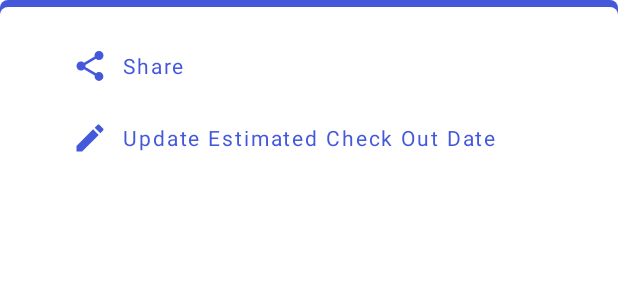
After one commit to npapadopoulos/keys, an Android app: the layout fragment_key_details.xml on its own in the app's theme, with its tools: preview values and no code run, on a phone screen of 412 x 824 dp. The commit adds this screen. Shown: the top 300 px of the screen. Run offline under Robolectric (Android 15) with nearby library versions, the phone set to English and light mode, and no system bars; Roboto replaces fonts that are not available here.

Commit message:
KEYS-28, fixes

```diff
--- a/app/src/main/java/com/property/keys/PropertyDetails.java
+++ b/app/src/main/java/com/property/keys/PropertyDetails.java
@@ -333,7 +333,7 @@ public class PropertyDetails extends AppCompatActivity implements FirebaseAuth.A
                         .build();
 
         findViewById(R.id.progressBar).setVisibility(View.VISIBLE);
-        adapter = new KeyAdapter(options, this, property.getName(), user);
+        adapter = new KeyAdapter(options, this, this.getSupportFragmentManager(), property.getName(), user);
 
         // Scroll to bottom on new messages
         adapter.registerAdapterDataObserver(new RecyclerView.AdapterDataObserver() {
--- a/app/src/main/java/com/property/keys/utils/NotificationUtils.java
+++ b/app/src/main/java/com/property/keys/utils/NotificationUtils.java
@@ -59,7 +59,7 @@ public class NotificationUtils {
                 break;
             }
             case CHECKED_IN: {
-                description = "checked in " + key.getPurpose() + " key of property '" + property.getName() + "' for " + key.getCheckInReason() + (!TextUtils.isEmpty(key.getEstimatedCheckInDate()) ? " and will return back to " + key.getLocation() + " on " + key.getEstimatedCheckInDate() : "") + ".";
+                description = "checked in " + key.getPurpose() + " key of property '" + property.getName() + "' for " + key.getCheckInReason() + (!TextUtils.isEmpty(key.getEstimatedCheckOutDate()) ? " and will return back to " + key.getLocation() + " on " + key.getEstimatedCheckOutDate() : "") + ".";
                 break;
             }
             case CHECKED_OUT: {
--- /dev/null
+++ b/app/src/main/res/drawable/ic_baseline_edit_24.xml
@@ -0,0 +1,10 @@
+<vector xmlns:android="http://schemas.android.com/apk/res/android"
+    android:width="24dp"
+    android:height="24dp"
+    android:tint="?attr/colorControlNormal"
+    android:viewportWidth="24"
+    android:viewportHeight="24">
+    <path
+        android:fillColor="@android:color/white"
+        android:pathData="M3,17.25V21h3.75L17.81,9.94l-3.75,-3.75L3,17.25zM20.71,7.04c0.39,-0.39 0.39,-1.02 0,-1.41l-2.34,-2.34c-0.39,-0.39 -1.02,-0.39 -1.41,0l-1.83,1.83 3.75,3.75 1.83,-1.83z" />
+</vector>
--- /dev/null
+++ b/app/src/main/res/drawable/ic_baseline_share_24.xml
@@ -0,0 +1,10 @@
+<vector xmlns:android="http://schemas.android.com/apk/res/android"
+    android:width="24dp"
+    android:height="24dp"
+    android:tint="?attr/colorControlNormal"
+    android:viewportWidth="24"
+    android:viewportHeight="24">
+  <path
+      android:fillColor="@android:color/white"
+      android:pathData="M18,16.08c-0.76,0 -1.44,0.3 -1.96,0.77L8.91,12.7c0.05,-0.23 0.09,-0.46 0.09,-0.7s-0.04,-0.47 -0.09,-0.7l7.05,-4.11c0.54,0.5 1.25,0.81 2.04,0.81 1.66,0 3,-1.34 3,-3s-1.34,-3 -3,-3 -3,1.34 -3,3c0,0.24 0.04,0.47 0.09,0.7L8.04,9.81C7.5,9.31 6.79,9 6,9c-1.66,0 -3,1.34 -3,3s1.34,3 3,3c0.79,0 1.5,-0.31 2.04,-0.81l7.12,4.16c-0.05,0.21 -0.08,0.43 -0.08,0.65 0,1.61 1.31,2.92 2.92,2.92 1.61,0 2.92,-1.31 2.92,-2.92s-1.31,-2.92 -2.92,-2.92z" />
+</vector>
--- a/app/src/main/res/layout/fragment_filter_properties.xml
+++ b/app/src/main/res/layout/fragment_filter_properties.xml
@@ -60,8 +60,7 @@
 
         <androidx.constraintlayout.widget.ConstraintLayout
             android:layout_width="match_parent"
-            android:layout_height="match_parent"
-            android:background="@color/colorGrey">
+            android:layout_height="match_parent">
 
             <LinearLayout
                 android:layout_width="match_parent"
--- /dev/null
+++ b/app/src/main/res/layout/fragment_key_details.xml
@@ -0,0 +1,45 @@
+<?xml version="1.0" encoding="utf-8"?>
+<LinearLayout xmlns:android="http://schemas.android.com/apk/res/android"
+    xmlns:app="http://schemas.android.com/apk/res-auto"
+    android:id="@+id/keyDetailsDialog"
+    android:layout_width="match_parent"
+    android:layout_height="match_parent"
+    android:background="@drawable/bottom_sheet_background"
+    android:orientation="vertical"
+    app:behavior_hideable="false"
+    app:behavior_peekHeight="90dp"
+    app:layout_behavior="com.google.android.material.bottomsheet.BottomSheetBehavior">
+
+    <LinearLayout
+        android:layout_width="match_parent"
+        android:layout_height="wrap_content"
+        android:layout_marginStart="20dp"
+        android:layout_marginEnd="20dp"
+        android:orientation="vertical"
+        android:padding="20dp">
+
+        <com.google.android.material.button.MaterialButton
+            android:id="@+id/shareKey"
+            style="@style/Widget.MaterialComponents.Button.TextButton"
+            android:layout_width="match_parent"
+            android:layout_height="wrap_content"
+            android:text="@string/share"
+            android:textAlignment="textStart"
+            android:textAllCaps="false"
+            app:icon="@drawable/ic_baseline_share_24"
+            app:iconGravity="start"
+            app:iconPadding="10dp" />
+
+        <com.google.android.material.button.MaterialButton
+            android:id="@+id/editEstimatedCheckOutDate"
+            style="@style/Widget.MaterialComponents.Button.TextButton"
+            android:layout_width="match_parent"
+            android:layout_height="wrap_content"
+            android:text="@string/update_estimated_check_out_date"
+            android:textAlignment="textStart"
+            android:textAllCaps="false"
+            app:icon="@drawable/ic_baseline_edit_24"
+            app:iconGravity="start"
+            app:iconPadding="10dp" />
+    </LinearLayout>
+</LinearLayout>
--- a/app/src/main/res/values/strings.xml
+++ b/app/src/main/res/values/strings.xml
@@ -93,4 +93,6 @@
     <string name="check_in">Check In</string>
     <string name="check_out">Check Out</string>
     <string name="estimated_check_in_date">Estimated Check In Date</string>
+    <string name="share">Share</string>
+    <string name="update_estimated_check_out_date">Update Estimated Check Out Date</string>
 </resources>
```
Also changed, not shown: app/src/main/java/com/property/keys/adapters/KeyAdapter.java (+8 -3 lines), app/src/main/java/com/property/keys/adapters/KeyHolder.java (+12 -35 lines), app/src/main/java/com/property/keys/entities/Key.java (+6 -3 lines), app/src/main/java/com/property/keys/fragments/CheckInOut.java (+46 -17 lines), app/src/main/java/com/property/keys/fragments/KeyDetails.java (added, +153 -0 lines), app/src/main/java/com/property/keys/utils/Utils.java (+22 -1 lines), app/src/main/res/layout/fragment_checkin_out_dialog.xml (+14 -3 lines).
